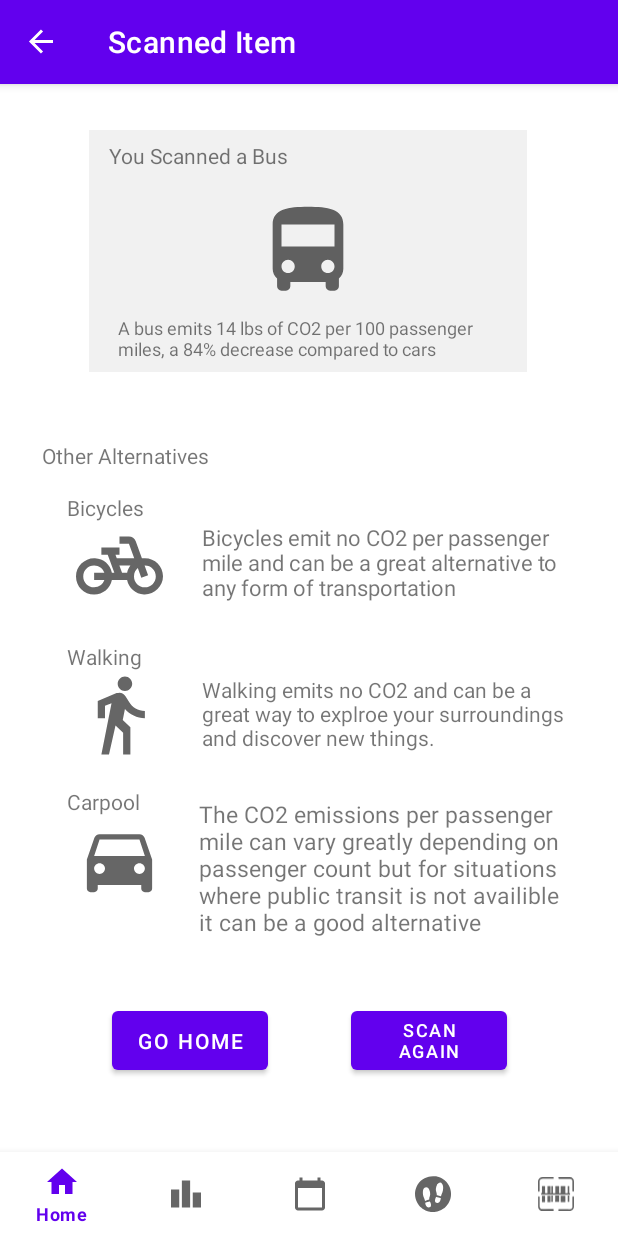
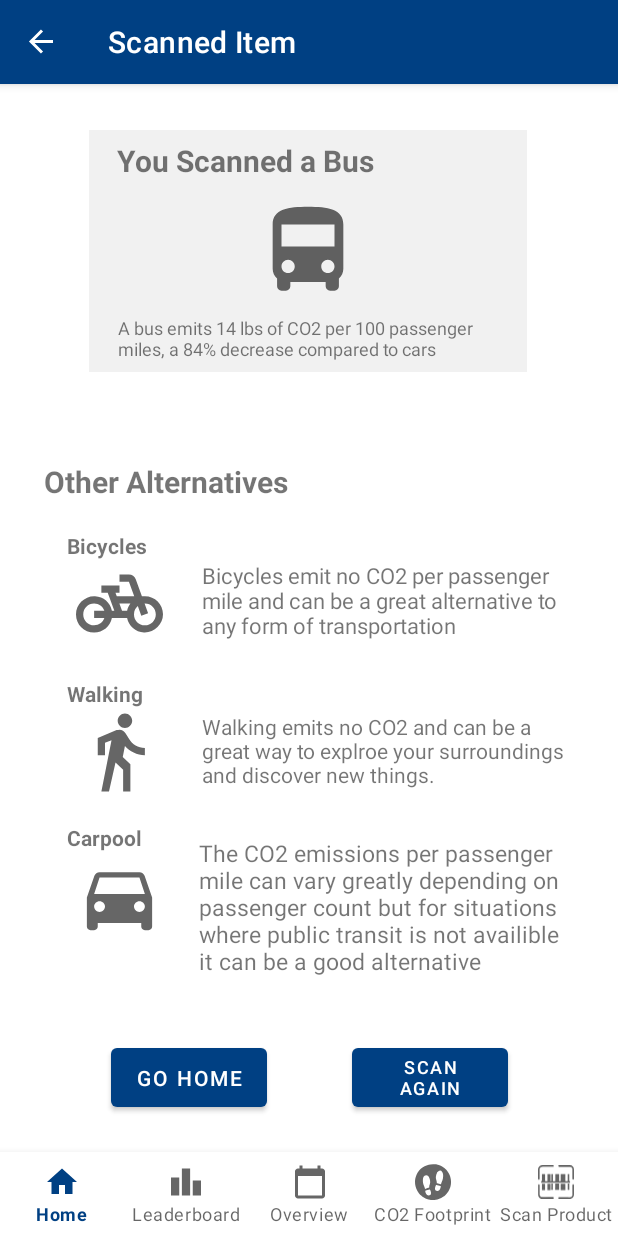
Before and after one commit to vp811/finalproject, an Android app: the ScannedFragment screen opened through its navigation route, on a phone screen of 412 x 824 dp. Run offline under Robolectric (Android 15) with nearby library versions, the phone set to English and light mode, and no system bars; our stand-ins replace navigation-ui; libraries missing offline, so code that uses them is left out: org.eazegraph.lib.

Commit message:
added styling changes

```diff
--- a/app/src/main/java/com/example/codegreen/MainActivity.java
+++ b/app/src/main/java/com/example/codegreen/MainActivity.java
@@ -2,6 +2,7 @@ package com.example.codegreen;
 
 import android.content.Intent;
 import android.graphics.Color;
+import android.graphics.drawable.Drawable;
 import android.os.Bundle;
 import android.util.Log;
 import android.view.View;
@@ -14,6 +15,7 @@ import com.example.codegreen.ui.userprofile.Milestone;
 import com.google.android.material.bottomnavigation.BottomNavigationView;
 
 import androidx.appcompat.app.AppCompatActivity;
+import androidx.core.graphics.drawable.DrawableCompat;
 import androidx.navigation.NavController;
 import androidx.navigation.Navigation;
 import androidx.navigation.ui.AppBarConfiguration;
--- a/app/src/main/res/layout/activity_main.xml
+++ b/app/src/main/res/layout/activity_main.xml
@@ -13,6 +13,7 @@
         android:layout_height="wrap_content"
         android:background="?android:attr/windowBackground"
         android:rotationX="0"
+        app:labelVisibilityMode="labeled"
         app:layout_constraintBottom_toBottomOf="parent"
         app:layout_constraintLeft_toLeftOf="parent"
         app:layout_constraintRight_toRightOf="parent"
--- a/app/src/main/res/layout/fragment_scanned.xml
+++ b/app/src/main/res/layout/fragment_scanned.xml
@@ -12,6 +12,7 @@
         android:layout_height="55dp"
         android:autoSizeTextType="uniform"
         android:text="Walking emits no CO2 and can be a great way to explroe your surroundings and discover new things."
+        android:textSize="12sp"
         app:layout_constraintBottom_toBottomOf="@+id/Walking"
         app:layout_constraintEnd_toEndOf="parent"
         app:layout_constraintHorizontal_bias="0.363"
@@ -38,15 +39,17 @@
 
     <TextView
         android:id="@+id/textView2"
-        android:layout_width="131dp"
-        android:layout_height="26dp"
+        android:layout_width="246dp"
+        android:layout_height="22dp"
         android:text="@string/you_scanned_a_bus"
+        android:textSize="20sp"
+        android:textStyle="bold"
         app:layout_constraintBottom_toBottomOf="@+id/Bus"
         app:layout_constraintEnd_toEndOf="@+id/Bus"
-        app:layout_constraintHorizontal_bias="0.083"
+        app:layout_constraintHorizontal_bias="0.413"
         app:layout_constraintStart_toStartOf="@+id/Bus"
         app:layout_constraintTop_toTopOf="@+id/Bus"
-        app:layout_constraintVertical_bias="0.052" />
+        app:layout_constraintVertical_bias="0.05" />
 
     <TextView
         android:id="@+id/Description"
@@ -63,15 +66,17 @@
 
     <TextView
         android:id="@+id/OtherAlternatives"
-        android:layout_width="157dp"
-        android:layout_height="19dp"
+        android:layout_width="236dp"
+        android:layout_height="27dp"
         android:text="Other Alternatives"
+        android:textSize="20sp"
+        android:textStyle="bold"
         app:layout_constraintBottom_toBottomOf="parent"
         app:layout_constraintEnd_toEndOf="parent"
-        app:layout_constraintHorizontal_bias="0.11"
+        app:layout_constraintHorizontal_bias="0.165"
         app:layout_constraintStart_toStartOf="parent"
         app:layout_constraintTop_toTopOf="parent"
-        app:layout_constraintVertical_bias="0.318" />
+        app:layout_constraintVertical_bias="0.339" />
 
     <ImageView
         android:id="@+id/imageView3"
@@ -83,19 +88,7 @@
         app:layout_constraintHorizontal_bias="0.131"
         app:layout_constraintStart_toStartOf="parent"
         app:layout_constraintTop_toTopOf="parent"
-        app:layout_constraintVertical_bias="0.411" />
-
-    <TextView
-        android:id="@+id/Bicycles"
-        android:layout_width="wrap_content"
-        android:layout_height="wrap_content"
-        android:text="Bicycles"
-        app:layout_constraintBottom_toTopOf="@+id/imageView3"
-        app:layout_constraintEnd_toEndOf="@+id/imageView3"
-        app:layout_constraintHorizontal_bias="0.0"
-        app:layout_constraintStart_toStartOf="@+id/imageView3"
-        app:layout_constraintTop_toTopOf="parent"
-        app:layout_constraintVertical_bias="1.0" />
+        app:layout_constraintVertical_bias="0.447" />
 
     <TextView
         android:id="@+id/BicycleDescription"
@@ -103,6 +96,7 @@
         android:layout_height="55dp"
         android:autoSizeTextType="uniform"
         android:text="Bicycles emit no CO2 per passenger mile and can be a great alternative to any form of transportation"
+        android:textSize="12sp"
         app:layout_constraintBottom_toBottomOf="@+id/imageView3"
         app:layout_constraintEnd_toEndOf="parent"
         app:layout_constraintHorizontal_bias="0.363"
@@ -120,7 +114,7 @@
         app:layout_constraintHorizontal_bias="0.131"
         app:layout_constraintStart_toStartOf="parent"
         app:layout_constraintTop_toTopOf="parent"
-        app:layout_constraintVertical_bias="0.551" />
+        app:layout_constraintVertical_bias="0.586" />
 
     <TextView
         android:id="@+id/textView7"
@@ -128,6 +122,7 @@
         android:layout_height="wrap_content"
         android:autoSizeTextType="uniform"
         android:text="Walking"
+        android:textStyle="bold"
         app:layout_constraintBottom_toTopOf="@+id/Walking"
         app:layout_constraintEnd_toEndOf="@+id/Walking"
         app:layout_constraintHorizontal_bias="0.0"
@@ -145,19 +140,20 @@
         app:layout_constraintHorizontal_bias="0.131"
         app:layout_constraintStart_toStartOf="parent"
         app:layout_constraintTop_toTopOf="parent"
-        app:layout_constraintVertical_bias="0.687" />
+        app:layout_constraintVertical_bias="0.723" />
 
     <TextView
         android:id="@+id/Carpool"
         android:layout_width="wrap_content"
         android:layout_height="wrap_content"
         android:text="Carpool"
+        android:textStyle="bold"
         app:layout_constraintBottom_toTopOf="@+id/imageView6"
         app:layout_constraintEnd_toEndOf="@+id/imageView6"
         app:layout_constraintHorizontal_bias="0.0"
         app:layout_constraintStart_toStartOf="@+id/imageView6"
         app:layout_constraintTop_toTopOf="parent"
-        app:layout_constraintVertical_bias="1.0" />
+        app:layout_constraintVertical_bias="0.997" />
 
     <TextView
         android:id="@+id/textView9"
@@ -165,12 +161,13 @@
         android:layout_height="93dp"
         android:autoSizeTextType="uniform"
         android:text="The CO2 emissions per passenger mile can vary greatly depending on passenger count but for situations where public transit is not availible it can be a good alternative"
+        android:textSize="12sp"
         app:layout_constraintBottom_toBottomOf="parent"
         app:layout_constraintEnd_toEndOf="parent"
         app:layout_constraintHorizontal_bias="0.339"
         app:layout_constraintStart_toEndOf="@+id/imageView6"
         app:layout_constraintTop_toTopOf="parent"
-        app:layout_constraintVertical_bias="0.706" />
+        app:layout_constraintVertical_bias="0.744" />
 
     <Button
         android:id="@+id/GoHome"
@@ -181,10 +178,10 @@
         android:text="Go Home"
         app:layout_constraintBottom_toBottomOf="parent"
         app:layout_constraintEnd_toEndOf="parent"
-        app:layout_constraintHorizontal_bias="0.242"
+        app:layout_constraintHorizontal_bias="0.241"
         app:layout_constraintStart_toStartOf="parent"
         app:layout_constraintTop_toTopOf="parent"
-        app:layout_constraintVertical_bias="0.891" />
+        app:layout_constraintVertical_bias="0.927" />
 
     <Button
         android:id="@+id/ScanAgain"
@@ -195,9 +192,22 @@
         android:text="Scan Again"
         app:layout_constraintBottom_toBottomOf="@+id/GoHome"
         app:layout_constraintEnd_toEndOf="parent"
-        app:layout_constraintHorizontal_bias="0.656"
+        app:layout_constraintHorizontal_bias="0.66"
         app:layout_constraintStart_toStartOf="parent"
         app:layout_constraintTop_toTopOf="@+id/GoHome"
         app:layout_constraintVertical_bias="0.0" />
 
+    <TextView
+        android:id="@+id/Bicycles"
+        android:layout_width="wrap_content"
+        android:layout_height="wrap_content"
+        android:text="Bicycles"
+        android:textStyle="bold"
+        app:layout_constraintBottom_toTopOf="@+id/imageView3"
+        app:layout_constraintEnd_toEndOf="@+id/imageView3"
+        app:layout_constraintHorizontal_bias="0.0"
+        app:layout_constraintStart_toStartOf="@+id/imageView3"
+        app:layout_constraintTop_toTopOf="parent"
+        app:layout_constraintVertical_bias="1.0" />
+
 </androidx.constraintlayout.widget.ConstraintLayout>
--- a/app/src/main/res/layout/fragment_settings.xml
+++ b/app/src/main/res/layout/fragment_settings.xml
@@ -14,6 +14,7 @@
         android:layout_marginTop="16dp"
         android:text="Settings"
         android:textSize="16sp"
+        android:textStyle="bold"
         app:layout_constraintEnd_toEndOf="parent"
         app:layout_constraintHorizontal_bias="0.0"
         app:layout_constraintStart_toStartOf="parent"
@@ -24,6 +25,7 @@
         android:layout_width="wrap_content"
         android:layout_height="wrap_content"
         android:text="Large Text (Requires Restart)"
+        android:textSize="16sp"
         app:layout_constraintBottom_toBottomOf="@+id/largeTextSwitch"
         app:layout_constraintStart_toStartOf="@+id/settingsHeader"
         app:layout_constraintTop_toTopOf="@+id/largeTextSwitch" />
@@ -34,6 +36,7 @@
         android:layout_height="wrap_content"
         android:text="Notifications"
         android:textSize="16sp"
+        android:textStyle="bold"
         app:layout_constraintBottom_toBottomOf="@+id/notificationsSwitch"
         app:layout_constraintStart_toStartOf="@+id/settingsHeader"
         app:layout_constraintTop_toBottomOf="@+id/largeTextSwitch" />
@@ -45,6 +48,7 @@
         android:layout_marginTop="20dp"
         android:text="Remove CO2 Data"
         android:textSize="16sp"
+        android:textStyle="bold"
         app:layout_constraintStart_toStartOf="@+id/settingsHeader"
         app:layout_constraintTop_toBottomOf="@+id/divider" />
 
--- a/app/src/main/res/menu/bottom_nav_menu.xml
+++ b/app/src/main/res/menu/bottom_nav_menu.xml
@@ -14,12 +14,12 @@
     <item
         android:id="@+id/navigation_overview"
         android:icon="@drawable/ic_baseline_calendar_24"
-        android:title="@string/title_overview" />
+        android:title="Overview" />
 
     <item
         android:id="@+id/navigation_footprint"
         android:icon="@drawable/ic_footprint"
-        android:title="@string/title_footprint" />
+        android:title="CO2 Footprint" />
 
     <item
         android:id="@+id/navigation_scanner"
--- a/app/src/main/res/values/colors.xml
+++ b/app/src/main/res/values/colors.xml
@@ -9,7 +9,7 @@
     <color name="white">#FFFFFFFF</color>
 
     <color name="colorPrimary">#024265</color>
-    <color name="colorPrimaryDark">#024265</color>
+    <color name="colorPrimaryDark">#004083</color>
     <color name="colorAccent">#05af9b</color>
 
     <color name="color_one">#fb7268</color>
--- a/app/src/main/res/values/themes.xml
+++ b/app/src/main/res/values/themes.xml
@@ -2,7 +2,7 @@
     <!-- Base application theme. -->
     <style name="Theme.CodeGreen" parent="Theme.MaterialComponents.DayNight.DarkActionBar">
         <!-- Primary brand color. -->
-        <item name="colorPrimary">@color/purple_500</item>
+        <item name="colorPrimary">@color/colorPrimaryDark</item>
         <item name="colorPrimaryVariant">@color/purple_700</item>
         <item name="colorOnPrimary">@color/white</item>
         <!-- Secondary brand color. -->
```
Also changed, not shown: app/src/main/res/layout/fragment_overview.xml (+7 -7 lines), app/src/main/res/layout/leaderboard_layout.xml (+12 -12 lines).
